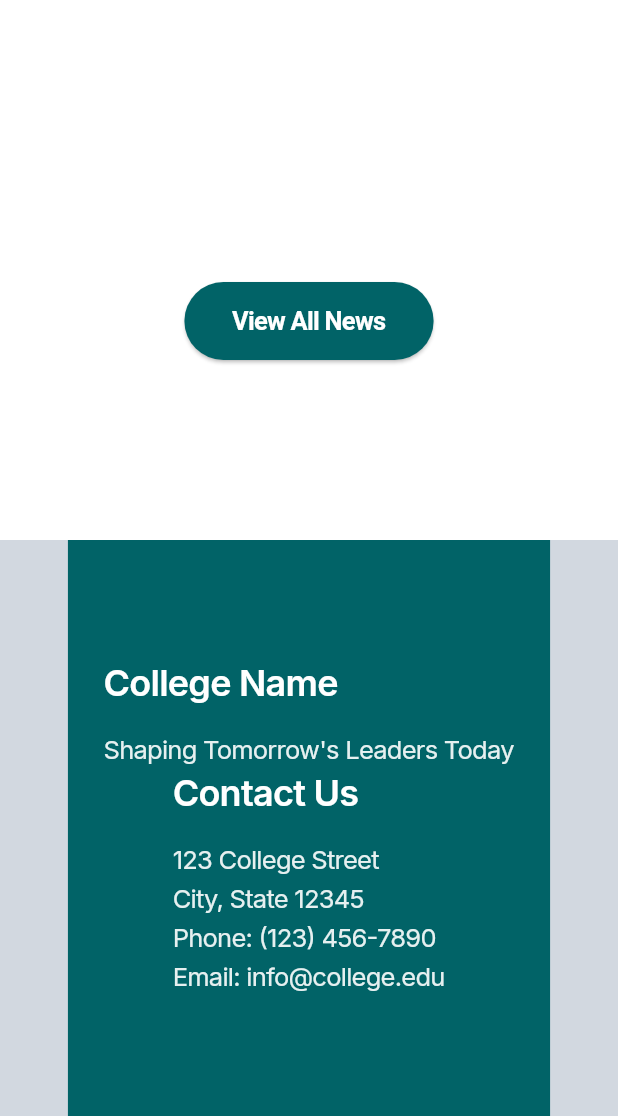
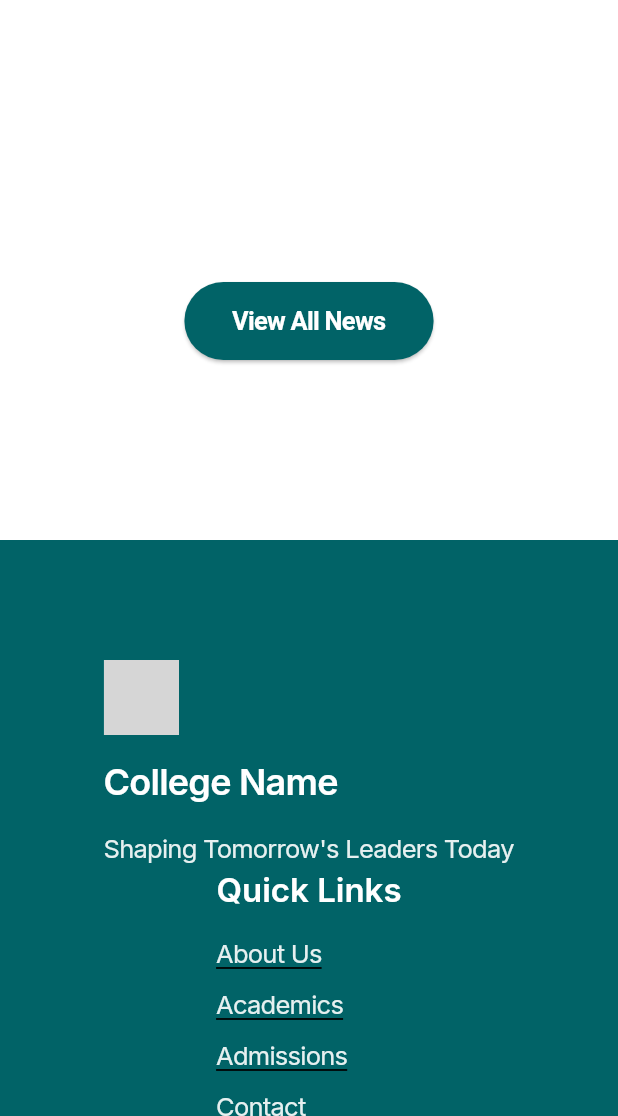
Before and after one commit to mano-ranjan/values_web_app, a Flutter app: the screen it shows after launch, scrolled down 2602 dp, on a phone screen of 412 x 824 dp, the part 120-1236 px from its top. Run offline on Flutter 3.47's test engine with Material 3 defaults, Android fonts, the phone set to English and light mode, and no system bars; our stand-ins replace equatable, flutter_bloc, flutter_carousel_widget, flutter_svg, google_fonts, responsive_framework; grey boxes are pictures that could not be loaded.

Commit message:
Add Gallery page navigation and enhance footer with contact information on HomePage

```diff
--- a/lib/features/home/presentation/pages/home_page.dart
+++ b/lib/features/home/presentation/pages/home_page.dart
@@ -9,6 +9,7 @@
 import 'package:values_web_app/features/academics/academics_page.dart';
 import 'package:values_web_app/features/admissions/admissions_page.dart';
 import 'package:values_web_app/features/contact/contact_page.dart';
+import 'package:values_web_app/features/gallery/gallery_page.dart';
 
 class Feature {
   final String title;
@@ -52,6 +53,7 @@
                       _buildNavItem(context, 'About', false),
                       _buildNavItem(context, 'Academics', false),
                       _buildNavItem(context, 'Admissions', false),
+                      _buildNavItem(context, 'Gallery', false),
                       _buildNavItem(context, 'Contact', false),
                     ],
                   ),
@@ -107,6 +109,11 @@
             Navigator.push(
               context,
               MaterialPageRoute(builder: (_) => const ContactPage()),
+            );
+          } else if (title == 'Gallery') {
+            Navigator.push(
+              context,
+              MaterialPageRoute(builder: (_) => const GalleryPage()),
             );
           }
         },
@@ -735,6 +742,16 @@
                     child: Column(
                       crossAxisAlignment: CrossAxisAlignment.start,
                       children: [
+                        SvgPicture.asset(
+                          'assets/svgs/values_logo.svg',
+                          height: 50,
+                          width: 50,
+                          colorFilter: ColorFilter.mode(
+                            AppTheme.surfaceColor,
+                            BlendMode.srcIn,
+                          ),
+                        ),
+                        const SizedBox(height: 16),
                         Text(
                           'College Name',
                           style: Theme.of(
@@ -774,22 +791,65 @@
                       crossAxisAlignment: CrossAxisAlignment.start,
                       children: [
                         Text(
-                          'Contact Us',
+                          'Quick Links',
                           style: Theme.of(
                             context,
-                          ).textTheme.headlineMedium?.copyWith(
+                          ).textTheme.titleLarge?.copyWith(
                             color: AppTheme.surfaceColor,
                             fontWeight: FontWeight.w600,
                           ),
                         ),
                         const SizedBox(height: 16),
+                        _buildFooterLink(context, 'About Us', () {}),
+                        _buildFooterLink(context, 'Academics', () {}),
+                        _buildFooterLink(context, 'Admissions', () {}),
+                        _buildFooterLink(context, 'Contact', () {}),
+                      ],
+                    ),
+                  ),
+                );
+              },
+            ),
+          ),
+          ResponsiveRowColumnItem(
+            rowFlex: 1,
+            child: TweenAnimationBuilder(
+              duration: const Duration(milliseconds: 1000),
+              tween: Tween<double>(begin: 0, end: 1),
+              builder: (context, double value, child) {
+                return Transform.translate(
+                  offset: Offset(50 * (1 - value), 0),
+                  child: Opacity(
+                    opacity: value,
+                    child: Column(
+                      crossAxisAlignment: CrossAxisAlignment.start,
+                      children: [
                         Text(
-                          '123 College Street\nCity, State 12345\nPhone: (123) 456-7890\nEmail: info@college.edu',
+                          'Contact Us',
                           style: Theme.of(
                             context,
-                          ).textTheme.bodyLarge?.copyWith(
-                            color: AppTheme.surfaceColor.withOpacity(0.9),
+                          ).textTheme.titleLarge?.copyWith(
+                            color: AppTheme.surfaceColor,
+                            fontWeight: FontWeight.w600,
                           ),
+                        ),
+                        const SizedBox(height: 16),
+                        _buildContactInfo(
+                          context,
+                          Icons.location_on,
+                          '123 College Street\nCity, State 12345',
+                        ),
+                        const SizedBox(height: 12),
+                        _buildContactInfo(
+                          context,
+                          Icons.phone,
+                          '(123) 456-7890',
+                        ),
+                        const SizedBox(height: 12),
+                        _buildContactInfo(
+                          context,
+                          Icons.email,
+                          'info@college.edu',
                         ),
                       ],
                     ),
@@ -800,6 +860,43 @@
           ),
         ],
       ),
+    );
+  }
+
+  Widget _buildFooterLink(
+    BuildContext context,
+    String text,
+    VoidCallback onTap,
+  ) {
+    return Padding(
+      padding: const EdgeInsets.only(bottom: 8),
+      child: InkWell(
+        onTap: onTap,
+        child: Text(
+          text,
+          style: Theme.of(context).textTheme.bodyLarge?.copyWith(
+            color: AppTheme.surfaceColor.withOpacity(0.9),
+            decoration: TextDecoration.underline,
+          ),
+        ),
+      ),
+    );
+  }
+
+  Widget _buildContactInfo(BuildContext context, IconData icon, String text) {
+    return Row(
+      children: [
+        Icon(icon, color: AppTheme.surfaceColor, size: 20),
+        const SizedBox(width: 8),
+        Expanded(
+          child: Text(
+            text,
+            style: Theme.of(context).textTheme.bodyLarge?.copyWith(
+              color: AppTheme.surfaceColor.withOpacity(0.9),
+            ),
+          ),
+        ),
+      ],
     );
   }
 }
```
Also changed, not shown: lib/features/gallery/gallery_page.dart (added, +192 -0 lines).
